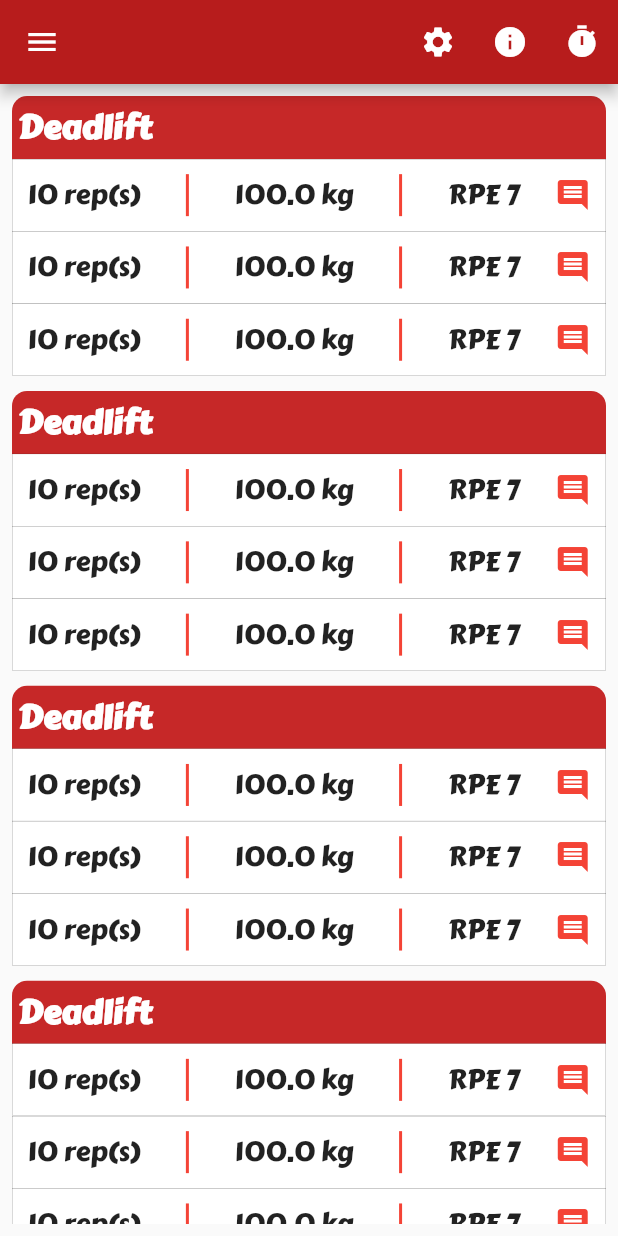
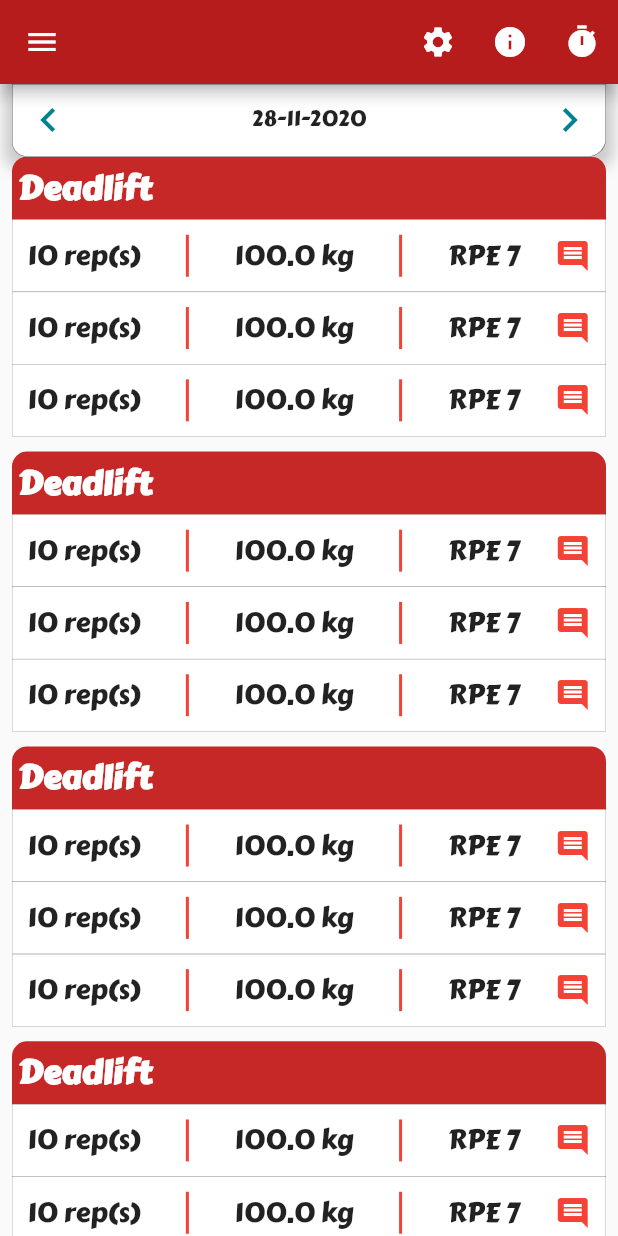
Before and after one commit to mcuv3/Tracktion, a Flutter app: the WorkOutScreen screen opened by its route, on a phone screen of 412 x 824 dp. Run offline on Flutter 3.47's test engine with Material 2 defaults, Android fonts, the phone set to English and light mode, and no system bars; our stand-ins replace bloc, connectivity, flutter_bloc, flutter_svg, shared_preferences; accounts and stored records are empty.

Commit message:
feature:transition between workouts

```diff
--- /dev/null
+++ b/lib/bloc/workout/workout_bloc.dart
@@ -0,0 +1,31 @@
+import 'dart:async';
+
+import 'package:bloc/bloc.dart';
+import 'package:meta/meta.dart';
+
+part 'workout_event.dart';
+part 'workout_state.dart';
+
+class WorkoutBloc extends Bloc<WorkoutEvent, WorkoutState> {
+  WorkoutBloc() : super(WorkoutInitial());
+
+  @override
+  Stream<WorkoutState> mapEventToState(
+    WorkoutEvent event,
+  ) async* {
+    if (event is FetchWorkout) {
+      yield* _fetchWorkout(event);
+    }
+  }
+
+  Stream<WorkoutState> _fetchWorkout(FetchWorkout event) async* {
+    yield WorkoutLoading();
+    try {
+      final date = event.date;
+      await Future.delayed(Duration(seconds: 3));
+      yield WorkoutInitial();
+    } catch (e) {
+      yield WorkoutFailed("Cannot fetch this workout");
+    }
+  }
+}
--- /dev/null
+++ b/lib/bloc/workout/workout_event.dart
@@ -0,0 +1,9 @@
+part of 'workout_bloc.dart';
+
+@immutable
+abstract class WorkoutEvent {}
+
+class FetchWorkout extends WorkoutEvent {
+  final DateTime date;
+  FetchWorkout(this.date);
+}
--- /dev/null
+++ b/lib/bloc/workout/workout_state.dart
@@ -0,0 +1,13 @@
+part of 'workout_bloc.dart';
+
+@immutable
+abstract class WorkoutState {}
+
+class WorkoutInitial extends WorkoutState {}
+
+class WorkoutLoading extends WorkoutState {}
+
+class WorkoutFailed extends WorkoutState {
+  final String message;
+  WorkoutFailed(this.message);
+}
--- a/lib/main.dart
+++ b/lib/main.dart
@@ -2,6 +2,7 @@ import 'package:flutter/material.dart';
 import 'package:flutter_bloc/flutter_bloc.dart';
 import 'package:tracktion/bloc/auth/auth_cubit.dart';
 import 'package:tracktion/bloc/exercise/exercise_bloc.dart';
+import 'package:tracktion/bloc/workout/workout_bloc.dart';
 import './screens/index.dart';
 import 'dart:async';
 import 'dart:io';
@@ -68,6 +69,7 @@ class _MyAppState extends State<MyApp> {
   }
 
   Future<void> _updateConnectionStatus(ConnectivityResult result) async {
+    // TODO: search for an orm , create table migrations;
     switch (result) {
       case ConnectivityResult.wifi:
       case ConnectivityResult.mobile:
@@ -90,6 +92,9 @@ class _MyAppState extends State<MyApp> {
           providers: [
             BlocProvider<ExerciseBloc>(
               create: (BuildContext context) => ExerciseBloc(),
+            ),
+            BlocProvider<WorkoutBloc>(
+              create: (context) => WorkoutBloc(),
             )
           ],
           child: MaterialApp(
@@ -130,7 +135,7 @@ class _MyAppState extends State<MyApp> {
               AddEditBodyPartsScreen.routeName: (ctx) =>
                   AddEditBodyPartsScreen(),
               ExerciseWorkOut.routeName: (ctx) => ExerciseWorkOut(),
-              WorkOutScreen.routeName:(ctx)=>WorkOutScreen(),
+              WorkOutScreen.routeName: (ctx) => WorkOutScreen(),
             },
           ),
         ));
--- /dev/null
+++ b/lib/screens/data/dummy.dart
@@ -0,0 +1,206 @@
+final dummy_workouts = [
+  [
+    {
+      "name": "Deadlift",
+      "series": [
+        {"reps": 10, "weight": 100.0, "rpe": 7},
+        {"reps": 10, "weight": 100.0, "rpe": 7},
+        {"reps": 10, "weight": 100.0, "rpe": 7},
+      ]
+    },
+    {
+      "name": "Deadlift",
+      "series": [
+        {"reps": 10, "weight": 100.0, "rpe": 7},
+        {"reps": 10, "weight": 100.0, "rpe": 7},
+        {"reps": 10, "weight": 100.0, "rpe": 7},
+      ]
+    },
+    {
+      "name": "Deadlift",
+      "series": [
+        {"reps": 10, "weight": 100.0, "rpe": 7},
+        {"reps": 10, "weight": 100.0, "rpe": 7},
+        {"reps": 10, "weight": 100.0, "rpe": 7},
+      ]
+    },
+    {
+      "name": "Deadlift",
+      "series": [
+        {"reps": 10, "weight": 100.0, "rpe": 7},
+        {"reps": 10, "weight": 100.0, "rpe": 7},
+        {"reps": 10, "weight": 100.0, "rpe": 7},
+      ]
+    },
+  ],
+  [
+    {
+      "name": "Deadlift",
+      "series": [
+        {"reps": 10, "weight": 100.0, "rpe": 7},
+        {"reps": 10, "weight": 100.0, "rpe": 7},
+        {"reps": 10, "weight": 100.0, "rpe": 7},
+      ]
+    },
+    {
+      "name": "Deadlift",
+      "series": [
+        {"reps": 10, "weight": 100.0, "rpe": 7},
+        {"reps": 10, "weight": 100.0, "rpe": 7},
+        {"reps": 10, "weight": 100.0, "rpe": 7},
+      ]
+    },
+    {
+      "name": "Deadlift",
+      "series": [
+        {"reps": 10, "weight": 100.0, "rpe": 7},
+        {"reps": 10, "weight": 100.0, "rpe": 7},
+        {"reps": 10, "weight": 100.0, "rpe": 7},
+      ]
+    },
+    {
+      "name": "Deadlift",
+      "series": [
+        {"reps": 10, "weight": 100.0, "rpe": 7},
+        {"reps": 10, "weight": 100.0, "rpe": 7},
+        {"reps": 10, "weight": 100.0, "rpe": 7},
+      ]
+    },
+  ],
+  [
+    {
+      "name": "Deadlift",
+      "series": [
+        {"reps": 10, "weight": 100.0, "rpe": 7},
+        {"reps": 10, "weight": 100.0, "rpe": 7},
+        {"reps": 10, "weight": 100.0, "rpe": 7},
+      ]
+    },
+    {
+      "name": "Deadlift",
+      "series": [
+        {"reps": 10, "weight": 100.0, "rpe": 7},
+        {"reps": 10, "weight": 100.0, "rpe": 7},
+        {"reps": 10, "weight": 100.0, "rpe": 7},
+      ]
+    },
+    {
+      "name": "Deadlift",
+      "series": [
+        {"reps": 10, "weight": 100.0, "rpe": 7},
+        {"reps": 10, "weight": 100.0, "rpe": 7},
+        {"reps": 10, "weight": 100.0, "rpe": 7},
+      ]
+    },
+    {
+      "name": "Deadlift",
+      "series": [
+        {"reps": 10, "weight": 100.0, "rpe": 7},
+        {"reps": 10, "weight": 100.0, "rpe": 7},
+        {"reps": 10, "weight": 100.0, "rpe": 7},
+      ]
+    },
+  ],
+  [
+    {
+      "name": "Deadlift",
+      "series": [
+        {"reps": 10, "weight": 100.0, "rpe": 7},
+        {"reps": 10, "weight": 100.0, "rpe": 7},
+        {"reps": 10, "weight": 100.0, "rpe": 7},
+      ]
+    },
+    {
+      "name": "Deadlift",
+      "series": [
+        {"reps": 10, "weight": 100.0, "rpe": 7},
+        {"reps": 10, "weight": 100.0, "rpe": 7},
+        {"reps": 10, "weight": 100.0, "rpe": 7},
+      ]
+    },
+    {
+      "name": "Deadlift",
+      "series": [
+        {"reps": 10, "weight": 100.0, "rpe": 7},
+        {"reps": 10, "weight": 100.0, "rpe": 7},
+        {"reps": 10, "weight": 100.0, "rpe": 7},
+      ]
+    },
+    {
+      "name": "Deadlift",
+      "series": [
+        {"reps": 10, "weight": 100.0, "rpe": 7},
+        {"reps": 10, "weight": 100.0, "rpe": 7},
+        {"reps": 10, "weight": 100.0, "rpe": 7},
+      ]
+    },
+  ],
+  [
+    {
+      "name": "Deadlift",
+      "series": [
+        {"reps": 10, "weight": 100.0, "rpe": 7},
+        {"reps": 10, "weight": 100.0, "rpe": 7},
+        {"reps": 10, "weight": 100.0, "rpe": 7},
+      ]
+    },
+    {
+      "name": "Deadlift",
+      "series": [
+        {"reps": 10, "weight": 100.0, "rpe": 7},
+        {"reps": 10, "weight": 100.0, "rpe": 7},
+        {"reps": 10, "weight": 100.0, "rpe": 7},
+      ]
+    },
+    {
+      "name": "Deadlift",
+      "series": [
+        {"reps": 10, "weight": 100.0, "rpe": 7},
+        {"reps": 10, "weight": 100.0, "rpe": 7},
+        {"reps": 10, "weight": 100.0, "rpe": 7},
+      ]
+    },
+    {
+      "name": "Deadlift",
+      "series": [
+        {"reps": 10, "weight": 100.0, "rpe": 7},
+        {"reps": 10, "weight": 100.0, "rpe": 7},
+        {"reps": 10, "weight": 100.0, "rpe": 7},
+      ]
+    },
+  ],
+  [
+    {
+      "name": "Deadlift",
+      "series": [
+        {"reps": 10, "weight": 100.0, "rpe": 7},
+        {"reps": 10, "weight": 100.0, "rpe": 7},
+        {"reps": 10, "weight": 100.0, "rpe": 7},
+      ]
+    },
+    {
+      "name": "Deadlift",
+      "series": [
+        {"reps": 10, "weight": 100.0, "rpe": 7},
+        {"reps": 10, "weight": 100.0, "rpe": 7},
+        {"reps": 10, "weight": 100.0, "rpe": 7},
+      ]
+    },
+    {
+      "name": "Deadlift",
+      "series": [
+        {"reps": 10, "weight": 100.0, "rpe": 7},
+        {"reps": 10, "weight": 100.0, "rpe": 7},
+        {"reps": 10, "weight": 100.0, "rpe": 7},
+      ]
+    },
+    {
+      "name": "Deadlift",
+      "series": [
+        {"reps": 10, "weight": 100.0, "rpe": 7},
+        {"reps": 10, "weight": 100.0, "rpe": 7},
+        {"reps": 10, "weight": 100.0, "rpe": 7},
+      ]
+    },
+  ],
+];
--- a/lib/screens/exercise/add-edit-exercise-screen.dart
+++ b/lib/screens/exercise/add-edit-exercise-screen.dart
@@ -287,7 +287,6 @@ class _AddEditBodyPartsScreenState extends State<AddEditBodyPartsScreen> {
                 editExerciseSuccessfulCallBack(exe);
               }
 
-              //TODO: callback if successfull
 
               final snackBar = SnackBar(
                   content: Text(editMode
--- a/lib/screens/workout/workout-main-screen.dart
+++ b/lib/screens/workout/workout-main-screen.dart
@@ -1,44 +1,59 @@
 import 'package:flutter/material.dart';
+import 'package:flutter/rendering.dart';
+import 'package:flutter_bloc/flutter_bloc.dart';
+import 'package:tracktion/bloc/workout/workout_bloc.dart';
+import 'package:tracktion/screens/data/dummy.dart';
 import 'package:tracktion/widgets/reps-item.dart';
 import '../../colors/custom_colors.dart';
 import 'package:tracktion/widgets/drawer.dart';
 
-class WorkOutScreen extends StatelessWidget {
+class WorkOutScreen extends StatefulWidget {
   static const routeName = "/workout";
-  final exes = [
-    {
-      "name": "Deadlift",
-      "series": [
-        {"reps": 10, "weight": 100.0, "rpe": 7},
-        {"reps": 10, "weight": 100.0, "rpe": 7},
-        {"reps": 10, "weight": 100.0, "rpe": 7},
-      ]
-    },
-    {
-      "name": "Deadlift",
-      "series": [
-        {"reps": 10, "weight": 100.0, "rpe": 7},
-        {"reps": 10, "weight": 100.0, "rpe": 7},
-        {"reps": 10, "weight": 100.0, "rpe": 7},
-      ]
-    },
-    {
-      "name": "Deadlift",
-      "series": [
-        {"reps": 10, "weight": 100.0, "rpe": 7},
-        {"reps": 10, "weight": 100.0, "rpe": 7},
-        {"reps": 10, "weight": 100.0, "rpe": 7},
-      ]
-    },
-    {
-      "name": "Deadlift",
-      "series": [
-        {"reps": 10, "weight": 100.0, "rpe": 7},
-        {"reps": 10, "weight": 100.0, "rpe": 7},
-        {"reps": 10, "weight": 100.0, "rpe": 7},
-      ]
-    },
-  ];
+
+  @override
+  _WorkOutScreenState createState() => _WorkOutScreenState();
+}
+
+class _WorkOutScreenState extends State<WorkOutScreen>
+    with TickerProviderStateMixin {
+  PageController _pageController;
+  int _selectedPage = 0;
+  DateTime currentDate;
+
+  @override
+  void initState() {
+    super.initState();
+    currentDate = DateTime(2020, 11, 28);
+    _pageController = PageController(
+      initialPage: 0,
+      viewportFraction: 1,
+    )..addListener(_updateSelectedPage);
+  }
+
+  void _updateSelectedPage() {
+    final closestPage = _pageController.page.round();
+    final isClosestPageSelected =
+        (_pageController.page - closestPage).abs() < 0.1;
+    final selectedPage = isClosestPageSelected ? closestPage : null;
+    if (_selectedPage != selectedPage) {
+      setState(() {
+        _selectedPage = selectedPage;
+      });
+      // TODO: update the date here as well
+    }
+  }
+
+  void changeDateHandler(bool isRight) {
+    final newPage = _selectedPage + (isRight ? 1 : -1);
+    _pageController.animateToPage(newPage,
+        duration: Duration(milliseconds: 300), curve: Curves.ease);
+    if (newPage < 0 || newPage == dummy_workouts.length) return;
+    setState(() {
+      currentDate = DateTime(currentDate.year, currentDate.month,
+          currentDate.day + (isRight ? 1 : -1));
+    });
+    // BlocProvider.of<WorkoutBloc>(context).add(FetchWorkout(DateTime.now()));
+  }
 
   Widget buildHeader(BuildContext context, String title) {
     return Container(
@@ -60,7 +75,7 @@ class WorkOutScreen extends StatelessWidget {
   @override
   Widget build(BuildContext context) {
     final items = [];
-    exes.forEach((e) {
+    dummy_workouts[0].forEach((e) {
       items.add({"kind": "title", "value": e["name"]});
       (e["series"] as List<dynamic>).forEach((rep) {
         items.add({
@@ -75,6 +90,7 @@ class WorkOutScreen extends StatelessWidget {
       // items.add({"kind": "items", "value": e["series"]});
       items.add({"kind": "space"});
     });
+    final size = MediaQuery.of(context).size;
     return SafeArea(
       child: Scaffold(
         appBar: AppBar(
@@ -86,15 +102,36 @@ class WorkOutScreen extends StatelessWidget {
         ),
         drawer: MainDrawer(),
         body: Container(
-          padding: EdgeInsets.all(8),
+          padding: EdgeInsets.symmetric(horizontal: 8, vertical: 0),
           child: Column(
             children: [
+              DatePicker(
+                changeDate: changeDateHandler,
+                currentDate: currentDate,
+              ),
               Expanded(
+                child: BlocBuilder<WorkoutBloc, WorkoutState>(
+                  builder: (context, state) {
+                    if (state is WorkoutLoading) {
+                      return Center(
+                        child: CircularProgressIndicator(),
+                      );
+                    }
+
+                    return Container(
+                      width: double.infinity,
+                      child: PageView.builder(
+                          controller: _pageController,
+                          itemCount: dummy_workouts.length,
+                          scrollDirection: Axis.horizontal,
+                          itemBuilder: (context, workout) => Container(
+                                width: size.width,
                                 child: ListView.builder(
                                   shrinkWrap: true,
                                   itemBuilder: (ctx, i) {
                                     if (items[i]["kind"] == "title") {
-                      return buildHeader(context, items[i]["value"]);
+                                      return buildHeader(
+                                          context, items[i]["value"]);
                                     }
                                     if (items[i]["kind"] == "rep") {
                                       final rep = items[i]["values"];
@@ -110,6 +147,10 @@ class WorkOutScreen extends StatelessWidget {
                                   },
                                   itemCount: items.length,
                                 ),
+                              )),
+                    );
+                  },
+                ),
               )
             ],
           ),
@@ -118,3 +159,57 @@ class WorkOutScreen extends StatelessWidget {
     );
   }
 }
+
+class DatePicker extends StatelessWidget {
+  const DatePicker(
+      {Key key, @required this.changeDate, @required this.currentDate})
+      : super(key: key);
+
+  final void Function(bool) changeDate;
+  final DateTime currentDate;
+
+  @override
+  Widget build(BuildContext context) {
+    return Container(
+      width: double.infinity,
+      decoration: BoxDecoration(
+          boxShadow: [
+            BoxShadow(
+              color: Colors.grey.withOpacity(0.5),
+              spreadRadius: 5,
+              blurRadius: 7,
+              offset: Offset(0, 3), // changes position of shadow
+            ),
+          ],
+          color: Colors.white,
+          border: Border.all(width: 0.2, color: Colors.black),
+          borderRadius: BorderRadius.only(
+              bottomLeft: Radius.circular(10),
+              bottomRight: Radius.circular(12))),
+      child: Row(
+        mainAxisAlignment: MainAxisAlignment.spaceBetween,
+        children: [
+          IconButton(
+              icon: Icon(
+                Icons.chevron_left,
+                size: 32,
+                color: Theme.of(context).colorScheme.analysis,
+              ),
+              onPressed: () {
+                changeDate(false);
+              }),
+          Text('${currentDate.day}-${currentDate.month}-${currentDate.year}'),
+          IconButton(
+              icon: Icon(
+                Icons.chevron_right,
+                size: 32,
+                color: Theme.of(context).colorScheme.analysis,
+              ),
+              onPressed: () {
+                changeDate(true);
+              }),
+        ],
+      ),
+    );
+  }
+}
```
Also changed, not shown: lib/util/mapWorkoutToList.dart (added). Lines whose indentation alone changed are shown as unchanged.
